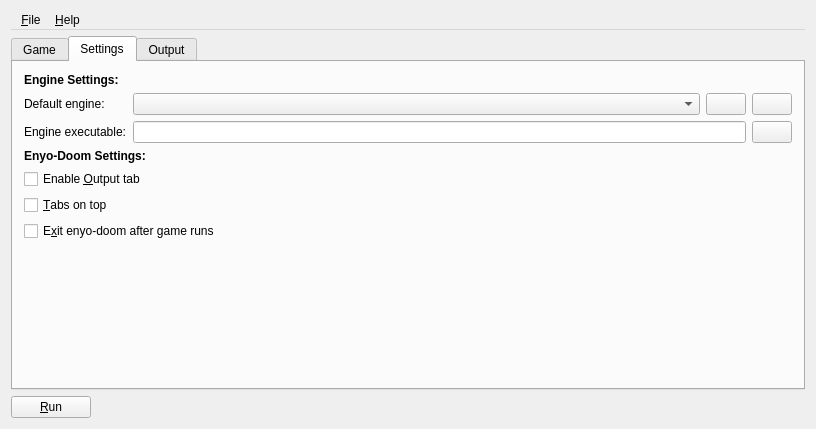
Old version of the form src/e_mainwindow.ui in the repository stephendcofer/enyo-launcher.
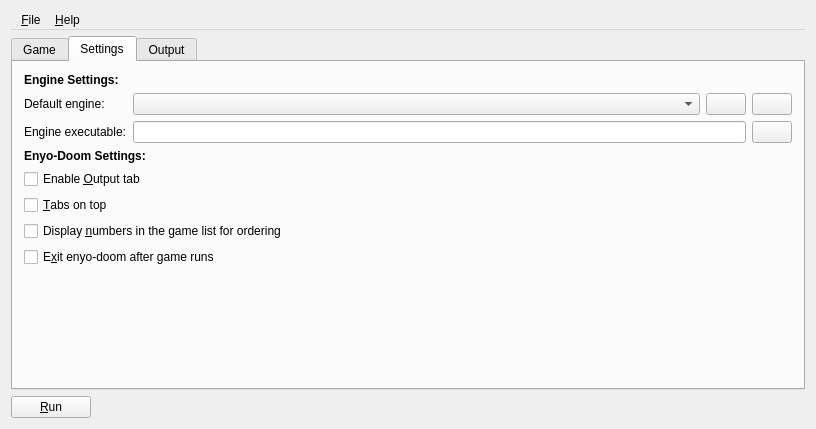
New version of the form. The open tabs and pages were chosen to show the change. Icons and pictures are not drawn.

```diff
--- a/src/e_mainwindow.ui
+++ b/src/e_mainwindow.ui
@@ -450,6 +450,13 @@
            </widget>
           </item>
           <item row="6" column="0" colspan="2">
+		  <widget class="QCheckBox" name="cb_show_numbers">
+			  <property name="text">
+				  <string>Display &amp;numbers in the game list for ordering</string>
+			  </property>
+		  </widget>
+	  </item>
+          <item row="7" column="0" colspan="2">
            <widget class="QCheckBox" name="cb_exit">
             <property name="text">
              <string>E&amp;xit enyo-doom after game runs</string>
```
Left out of the diff: 6 changed lines with no effect on the pictures. Lines whose indentation alone changed are shown as unchanged.
